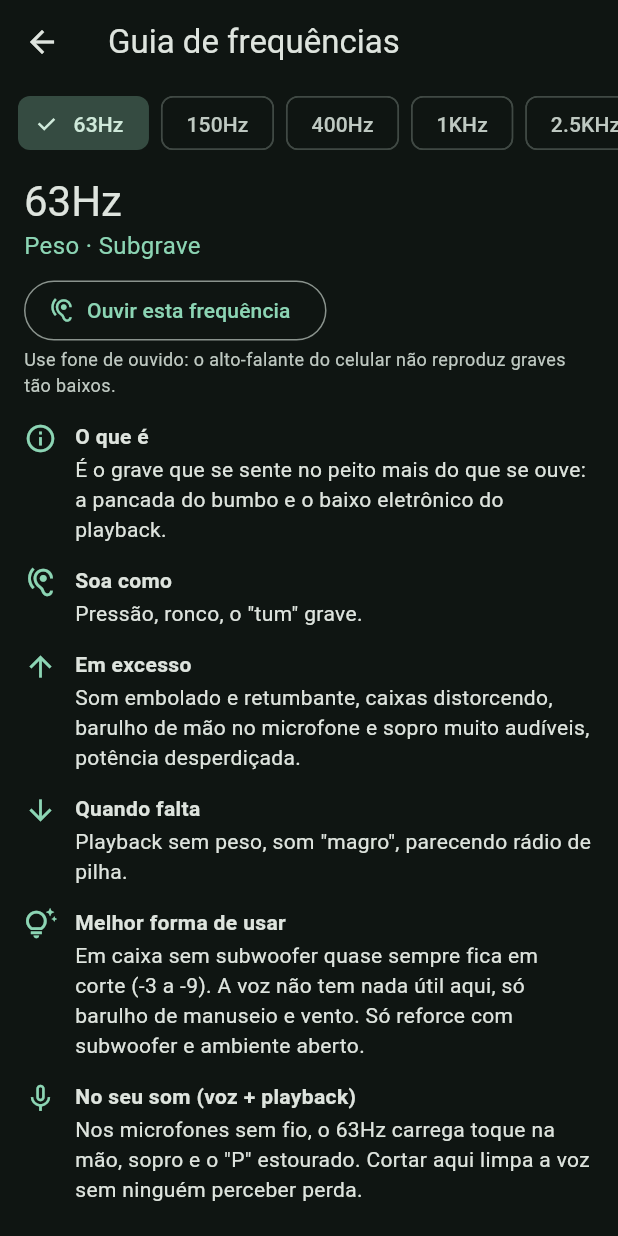
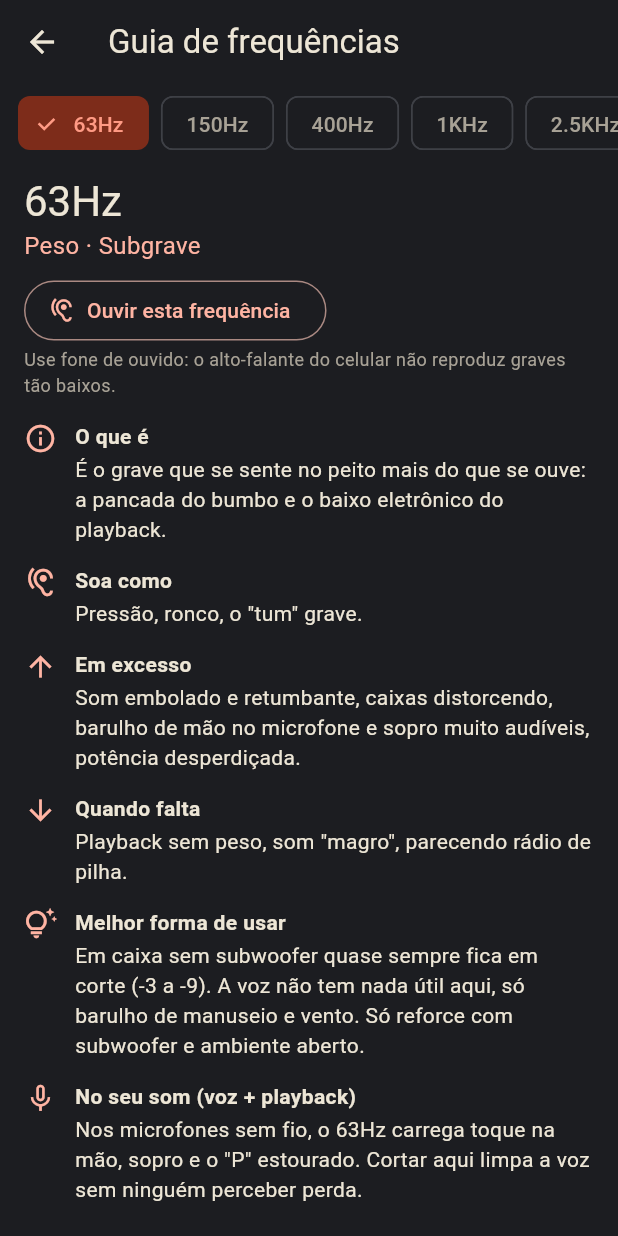
Before and after one commit to dgarciaflavio/TeachEQ, a Flutter app: the screen it shows after launch, scrolled down 243 dp, after a tap on "Guia", on a phone screen of 412 x 824 dp. Run offline on Flutter 3.47's test engine with Material 3 defaults, Android fonts, the phone set to English and light mode, and no system bars; our stand-ins replace audioplayers, qr_flutter, shared_preferences; missing offline and left inert: mobile_scanner, record.

Commit message:
Ícone próprio, animação de abertura, paleta da mesa e gerador sem estalos
- Ícone: faders com botão real, linha de 0dB e um botão no vermelho do
  visor do DSP; versões adaptativa, monocromática (Android 13) e legada
- Abertura: os 7 faders dançam e assentam no preset "Voz + playback";
  toque para pular; respeita "remover animações"; splash nativa na mesma cor
- Tema com a paleta do ícone (grafite, creme e vermelho)
- Gerador: tons e ruído rosa com entrada/saída suaves e parada em rampa,
  sem o estalo no início; aviso quando o grave não sai no alto-falante

Co-Authored-By: Claude Opus 5.5 <noreply@anthropic.com>
Claude-Session: https://claude.ai/code/session_01Cjyx6Rc6RVhpd3gdrMsawW

```diff
--- a/lib/main.dart
+++ b/lib/main.dart
@@ -1,7 +1,9 @@
 import 'package:flutter/material.dart';
 
 import 'screens/home_screen.dart';
+import 'screens/splash_screen.dart';
 import 'state/app_state.dart';
+import 'theme.dart';
 
 Future<void> main() async {
   WidgetsFlutterBinding.ensureInitialized();
@@ -10,23 +12,18 @@ Future<void> main() async {
 }
 
 class TeachEqApp extends StatelessWidget {
-  const TeachEqApp({super.key});
+  const TeachEqApp({super.key, this.comAbertura = true});
+
+  /// Mostra a animação de abertura (desligada nos testes).
+  final bool comAbertura;
 
   @override
   Widget build(BuildContext context) {
-    // Tema escuro: ambiente de evento costuma ter pouca luz.
-    final esquema = ColorScheme.fromSeed(
-      seedColor: const Color(0xFF1D9E75),
-      brightness: Brightness.dark,
-    );
     return MaterialApp(
       title: 'TeachEQ',
       debugShowCheckedModeBanner: false,
-      theme: ThemeData(
-        colorScheme: esquema,
-        useMaterial3: true,
-      ),
-      home: const HomeScreen(),
+      theme: temaTeachEq(),
+      home: comAbertura ? const SplashScreen() : const HomeScreen(),
     );
   }
 }
--- /dev/null
+++ b/lib/screens/splash_screen.dart
@@ -0,0 +1,200 @@
+import 'package:flutter/material.dart';
+
+import '../data/presets.dart';
+import '../theme.dart';
+import 'home_screen.dart';
+
+/// Abertura: os 7 faders da mesa "dançam" como um equalizador reagindo à
+/// música e assentam no preset "Voz + playback". Toque para pular.
+class SplashScreen extends StatefulWidget {
+  const SplashScreen({super.key});
+
+  @override
+  State<SplashScreen> createState() => _SplashScreenState();
+}
+
+class _SplashScreenState extends State<SplashScreen> with SingleTickerProviderStateMixin {
+  static const _duracao = Duration(milliseconds: 2100);
+
+  late final AnimationController _c = AnimationController(vsync: this, duration: _duracao);
+  late final List<Animation<double>> _faders;
+  late final Animation<double> _texto;
+  bool _saiu = false;
+
+  // Picos de cada fader (dB) antes de assentar: graves mexem mais, como
+  // numa música de verdade.
+  static const _picos = [
+    [9.0, -5.0, 7.0],
+    [10.0, -3.0, 8.0],
+    [6.0, -7.0, 5.0],
+    [4.0, -9.0, 6.0],
+    [8.0, -4.0, 10.0],
+    [5.0, -8.0, 6.0],
+    [7.0, -6.0, 4.0],
+  ];
+
+  @override
+  void initState() {
+    super.initState();
+    final alvo = presetsProntos.firstWhere((p) => p.id == 'voz_playback').valores;
+    _faders = [
+      for (var i = 0; i < 7; i++)
+        TweenSequence<double>([
+          TweenSequenceItem(
+              tween: Tween(begin: 0.0, end: _picos[i][0]).chain(CurveTween(curve: Curves.easeOut)),
+              weight: 22),
+          TweenSequenceItem(
+              tween: Tween(begin: _picos[i][0], end: _picos[i][1])
+                  .chain(CurveTween(curve: Curves.easeInOut)),
+              weight: 24),
+          TweenSequenceItem(
+              tween: Tween(begin: _picos[i][1], end: _picos[i][2])
+                  .chain(CurveTween(curve: Curves.easeInOut)),
+              weight: 22),
+          TweenSequenceItem(
+              tween: Tween(begin: _picos[i][2], end: alvo[i])
+                  .chain(CurveTween(curve: Curves.easeOutBack)),
+              weight: 32),
+        ]).animate(CurvedAnimation(
+          parent: _c,
+          // Começo escalonado: a onda passa da esquerda para a direita.
+          curve: Interval(i * 0.035, 0.72 + i * 0.035),
+        )),
+    ];
+    _texto = CurvedAnimation(parent: _c, curve: const Interval(0.62, 0.9, curve: Curves.easeOut));
+    _c.forward().whenComplete(() {
+      Future<void>.delayed(const Duration(milliseconds: 250), _sair);
+    });
+  }
+
+  @override
+  void didChangeDependencies() {
+    super.didChangeDependencies();
+    // Respeita "remover animações" do Android.
+    if (MediaQuery.of(context).disableAnimations) {
+      WidgetsBinding.instance.addPostFrameCallback((_) => _sair());
+    }
+  }
+
+  void _sair() {
+    if (_saiu || !mounted) return;
+    _saiu = true;
+    Navigator.of(context).pushReplacement(PageRouteBuilder<void>(
+      transitionDuration: const Duration(milliseconds: 350),
+      pageBuilder: (_, __, ___) => const HomeScreen(),
+      transitionsBuilder: (_, anim, __, child) => FadeTransition(opacity: anim, child: child),
+    ));
+  }
+
+  @override
+  void dispose() {
+    _c.dispose();
+    super.dispose();
+  }
+
+  @override
+  Widget build(BuildContext context) {
+    return Scaffold(
+      backgroundColor: CoresTeachEq.fundo,
+      body: GestureDetector(
+        behavior: HitTestBehavior.opaque,
+        onTap: _sair,
+        child: Center(
+          child: AnimatedBuilder(
+            animation: _c,
+            builder: (context, _) => Column(
+              mainAxisSize: MainAxisSize.min,
+              children: [
+                SizedBox(
+                  width: 260,
+                  height: 200,
+                  child: CustomPaint(
+                    painter: _FadersPainter([for (final f in _faders) f.value]),
+                  ),
+                ),
+                const SizedBox(height: 36),
+                Opacity(
+                  opacity: _texto.value,
+                  child: Transform.translate(
+                    offset: Offset(0, 12 * (1 - _texto.value)),
+                    child: const Column(
+                      children: [
+                        Text(
+                          'TeachEQ',
+                          style: TextStyle(
+                            color: CoresTeachEq.creme,
+                            fontSize: 30,
+                            fontWeight: FontWeight.w700,
+                            letterSpacing: 1.5,
+                          ),
+                        ),
+                        SizedBox(height: 6),
+                        Text(
+                          'copiloto de som da sua mesa',
+                          style: TextStyle(color: CoresTeachEq.cremeApagado, fontSize: 14),
+                        ),
+                      ],
+                    ),
+                  ),
+                ),
+              ],
+            ),
+          ),
+        ),
+      ),
+    );
+  }
+}
+
+/// Faders no estilo do ícone: trilhos fundos, botões creme com a linha no
+/// meio, linha de 0dB e o 2.5KHz (voz) em vermelho.
+class _FadersPainter extends CustomPainter {
+  _FadersPainter(this.valores);
+  final List<double> valores;
+
+  static const _acento = 4;
+
+  @override
+  void paint(Canvas canvas, Size size) {
+    final n = valores.length;
+    final passo = size.width / n;
+    final altBotao = size.height * 0.085;
+    final largBotao = passo * 0.72;
+    final margem = altBotao / 2 + 2;
+    final h = size.height - 2 * margem;
+    double y(double db) => margem + (12 - db.clamp(-12.0, 12.0).toDouble()) / 24 * h;
+
+    canvas.drawRRect(
+      RRect.fromRectAndRadius(
+        Rect.fromCenter(center: Offset(size.width / 2, y(0)), width: size.width, height: 3),
+        const Radius.circular(2),
+      ),
+      Paint()..color = CoresTeachEq.linhaZero,
+    );
+
+    for (var i = 0; i < n; i++) {
+      final cx = passo * (i + 0.5);
+      canvas.drawRRect(
+        RRect.fromRectAndRadius(
+          Rect.fromCenter(center: Offset(cx, size.height / 2), width: passo * 0.2, height: size.height),
+          Radius.circular(passo * 0.1),
+        ),
+        Paint()..color = CoresTeachEq.trilho,
+      );
+      final cy = y(valores[i]);
+      final botao = RRect.fromRectAndRadius(
+        Rect.fromCenter(center: Offset(cx, cy), width: largBotao, height: altBotao),
+        Radius.circular(altBotao * 0.22),
+      );
+      canvas.drawRRect(
+          botao, Paint()..color = i == _acento ? CoresTeachEq.vermelho : CoresTeachEq.creme);
+      canvas.drawRect(
+        Rect.fromCenter(center: Offset(cx, cy), width: largBotao * 0.6, height: altBotao * 0.16),
+        Paint()..color = CoresTeachEq.fundo,
+      );
+    }
+  }
+
+  @override
+  bool shouldRepaint(_FadersPainter old) => true;
+}
--- /dev/null
+++ b/lib/theme.dart
@@ -0,0 +1,41 @@
+import 'package:flutter/material.dart';
+
+/// Paleta do TeachEQ, tirada do ícone e da própria mesa: painel grafite,
+/// botões creme e o vermelho do visor do DSP.
+abstract final class CoresTeachEq {
+  static const fundo = Color(0xFF1C1D21);
+  static const trilho = Color(0xFF0B0C0E);
+  static const creme = Color(0xFFEDE6D6);
+  static const cremeApagado = Color(0xFFA8A296);
+  static const linhaZero = Color(0xFF5C5A54);
+  static const vermelho = Color(0xFFFF5A36);
+}
+
+ThemeData temaTeachEq() {
+  final base = ColorScheme.fromSeed(
+    seedColor: CoresTeachEq.vermelho,
+    brightness: Brightness.dark,
+    dynamicSchemeVariant: DynamicSchemeVariant.fidelity,
+  );
+  // Superfícies neutras (grafite), sem o tom avermelhado que o seed daria.
+  final esquema = base.copyWith(
+    surface: CoresTeachEq.fundo,
+    surfaceContainerLowest: const Color(0xFF151619),
+    surfaceContainerLow: const Color(0xFF202125),
+    surfaceContainer: const Color(0xFF25262B),
+    surfaceContainerHigh: const Color(0xFF2C2E33),
+    surfaceContainerHighest: const Color(0xFF34363C),
+    onSurface: CoresTeachEq.creme,
+    onSurfaceVariant: CoresTeachEq.cremeApagado,
+    outlineVariant: const Color(0xFF3E4046),
+  );
+  return ThemeData(
+    colorScheme: esquema,
+    useMaterial3: true,
+    scaffoldBackgroundColor: CoresTeachEq.fundo,
+    appBarTheme: const AppBarTheme(
+      backgroundColor: CoresTeachEq.fundo,
+      surfaceTintColor: Colors.transparent,
+    ),
+  );
+}
```
Also changed, not shown: lib/audio/audio_services.dart (+21 -3 lines), lib/audio/signal_generator.dart (+11 -2 lines), lib/screens/generator_screen.dart (+28 -0 lines), pubspec.yaml (+26 -1 lines), assets/icon/foreground.png (added), assets/icon/icon.png (added), assets/icon/monochrome.png (added), assets/icon/splash.png (added), 4 other files.
